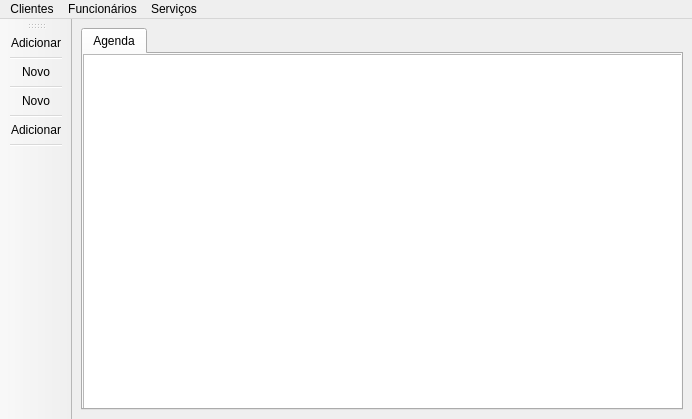
Qt form Barbearia/mainwindow.ui (AndreNomade/Barber-Shop-Management) before a commit.
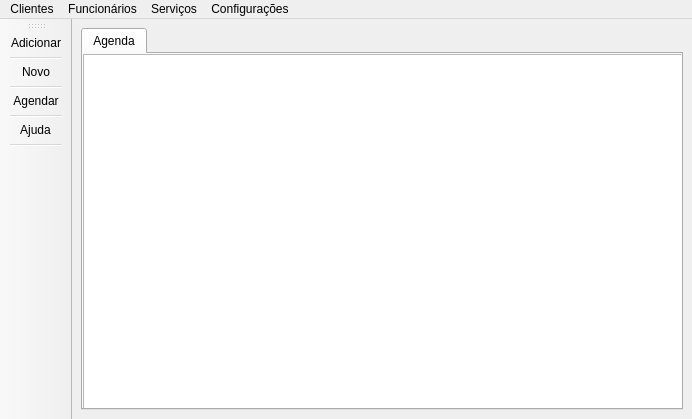
The same form after that commit. Icons and pictures are not drawn.

Patch:
```diff
--- a/Barbearia/mainwindow.ui
+++ b/Barbearia/mainwindow.ui
@@ -123,11 +123,18 @@
      <string>Serviços</string>
     </property>
     <addaction name="adicionarServico"/>
-    <addaction name="listarServicos"/>
+   </widget>
+   <widget class="QMenu" name="menuConfigura_es">
+    <property name="title">
+     <string>Configurações</string>
+    </property>
+    <addaction name="actionAtualizar"/>
+    <addaction name="actionAjuda"/>
    </widget>
    <addaction name="menuClientes"/>
    <addaction name="menuFuncion_rios"/>
    <addaction name="menuServi_os"/>
+   <addaction name="menuConfigura_es"/>
   </widget>
   <widget class="QToolBar" name="toolBar">
    <property name="sizePolicy">
@@ -155,10 +162,10 @@
    <addaction name="separator"/>
    <addaction name="novoFuncionario"/>
    <addaction name="separator"/>
-   <addaction name="novoAcento"/>
-   <addaction name="separator"/>
    <addaction name="adicionarServico"/>
    <addaction name="separator"/>
+   <addaction name="actionAjuda"/>
+   <addaction name="separator"/>
   </widget>
   <action name="adicionarCliente">
    <property name="icon">
@@ -214,7 +221,7 @@
      <normaloff>:/img/icones/maquina.png</normaloff>:/img/icones/maquina.png</iconset>
    </property>
    <property name="text">
-    <string>Adicionar</string>
+    <string>Agendar</string>
    </property>
    <property name="toolTip">
     <string>Adicionar novo servicio</string>
@@ -238,10 +245,16 @@
      <normaloff>:/img/icones/acento.png</normaloff>:/img/icones/acento.png</iconset>
    </property>
    <property name="text">
-    <string>Novo</string>
+    <string>Atualizar agenda</string>
    </property>
-   <property name="toolTip">
-    <string>Criar um novo acento</string>
+  </action>
+  <action name="actionAjuda">
+   <property name="icon">
+    <iconset resource="recursos.qrc">
+     <normaloff>:/img/icones/help.png</normaloff>:/img/icones/help.png</iconset>
+   </property>
+   <property name="text">
+    <string>Ajuda</string>
    </property>
   </action>
  </widget>
```
Left out of the diff: 12 changed lines with no effect on the pictures.
